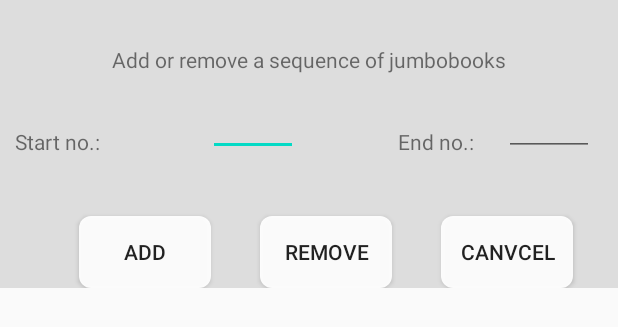
After one commit to zaifrun/DialogFragmentDemoKotlinNew, an Android app: the layout addrange_dialog.xml on its own in the app's theme, with its tools: preview values and no code run, on a phone screen of 412 x 824 dp. The commit adds this screen. Shown: the top 327 px of the screen. Run offline under Robolectric (Android 15) with nearby library versions, the phone set to English and light mode, and no system bars.

Commit message:
Added custom dialog example

```diff
--- /dev/null
+++ b/app/src/main/res/drawable/roundbutton.xml
@@ -0,0 +1,8 @@
+<?xml version="1.0" encoding="utf-8"?>
+<shape xmlns:android="http://schemas.android.com/apk/res/android" android:shape="rectangle">
+    <solid android:color="#eeffffff" />
+    <corners android:bottomRightRadius="8dp"
+        android:bottomLeftRadius="8dp"
+        android:topRightRadius="8dp"
+        android:topLeftRadius="8dp"/>
+</shape>
--- /dev/null
+++ b/app/src/main/res/layout/addrange_dialog.xml
@@ -0,0 +1,103 @@
+<?xml version="1.0" encoding="utf-8"?>
+<androidx.constraintlayout.widget.ConstraintLayout xmlns:android="http://schemas.android.com/apk/res/android"
+    xmlns:app="http://schemas.android.com/apk/res-auto"
+    xmlns:tools="http://schemas.android.com/tools"
+    android:layout_width="match_parent"
+    android:layout_height="wrap_content"
+    android:layout_marginBottom="10dp"
+    android:background="@color/gray">
+
+
+    <Button
+        android:id="@+id/addButton"
+        android:layout_width="wrap_content"
+        android:layout_height="wrap_content"
+        android:layout_marginStart="30dp"
+        android:layout_marginTop="40dp"
+        android:layout_marginBottom="20dp"
+        android:layout_marginEnd="10dp"
+        android:background="@drawable/roundbutton"
+        android:text="@string/tilf_j"
+        app:layout_constraintEnd_toStartOf="@+id/removeButton"
+        app:layout_constraintStart_toStartOf="parent"
+        app:layout_constraintTop_toBottomOf="@+id/textView" />
+
+    <Button
+        android:id="@+id/removeButton"
+        android:layout_width="wrap_content"
+        android:layout_height="wrap_content"
+        android:layout_marginBottom="20dp"
+        android:layout_marginEnd="10dp"
+        android:background="@drawable/roundbutton"
+        android:text="@string/fjern"
+        app:layout_constraintBottom_toBottomOf="@+id/addButton"
+        app:layout_constraintEnd_toStartOf="@+id/cancelButton"
+        app:layout_constraintStart_toEndOf="@+id/addButton"
+        app:layout_constraintTop_toTopOf="@+id/addButton"
+        app:layout_constraintVertical_bias="0.0" />
+
+    <Button
+        android:id="@+id/cancelButton"
+        android:layout_width="wrap_content"
+        android:layout_height="wrap_content"
+        android:layout_marginEnd="30dp"
+        android:background="@drawable/roundbutton"
+        android:text="@string/fortryd"
+        app:layout_constraintBottom_toBottomOf="@id/removeButton"
+        app:layout_constraintEnd_toEndOf="parent"
+        app:layout_constraintTop_toTopOf="@+id/removeButton" />
+
+    <TextView
+        android:id="@+id/textView"
+        android:layout_width="wrap_content"
+        android:layout_height="wrap_content"
+        android:layout_marginStart="10dp"
+        android:layout_marginTop="35dp"
+        android:text="@string/start_nr"
+        app:layout_constraintStart_toStartOf="parent"
+        app:layout_constraintTop_toBottomOf="@+id/textView3" />
+
+    <TextView
+        android:id="@+id/textView2"
+        android:layout_width="wrap_content"
+        android:layout_height="wrap_content"
+        android:layout_marginEnd="20dp"
+        android:text="@string/slut_nr"
+        app:layout_constraintBottom_toBottomOf="@+id/textView"
+        app:layout_constraintEnd_toStartOf="@+id/editTextSlut"
+        app:layout_constraintTop_toTopOf="@+id/textView" />
+
+    <TextView
+        android:id="@+id/textView3"
+        android:layout_width="wrap_content"
+        android:layout_height="wrap_content"
+        android:layout_marginTop="30dp"
+        android:text="@string/tilf_j_eller_fjern_en_sekvens_af_jumbob_ger"
+        app:layout_constraintEnd_toEndOf="parent"
+        app:layout_constraintStart_toStartOf="parent"
+        app:layout_constraintTop_toTopOf="parent" />
+
+    <EditText
+        android:id="@+id/editTextStart"
+        android:layout_width="60dp"
+        android:layout_height="42dp"
+        android:layout_marginStart="5dp"
+        android:ems="10"
+        android:inputType="number"
+        android:maxLength="3"
+        app:layout_constraintBottom_toBottomOf="@+id/textView"
+        app:layout_constraintEnd_toStartOf="@+id/textView2"
+        app:layout_constraintStart_toEndOf="@+id/textView" />
+
+    <EditText
+        android:id="@+id/editTextSlut"
+        android:layout_width="60dp"
+        android:layout_height="42dp"
+        android:layout_marginEnd="16dp"
+        android:ems="10"
+        android:inputType="number"
+        android:maxLength="3"
+        app:layout_constraintBottom_toBottomOf="@+id/editTextStart"
+        app:layout_constraintEnd_toEndOf="parent"
+        app:layout_constraintTop_toTopOf="@+id/editTextStart" />
+</androidx.constraintlayout.widget.ConstraintLayout>
--- a/app/src/main/res/values/colors.xml
+++ b/app/src/main/res/values/colors.xml
@@ -3,4 +3,7 @@
     <color name="colorPrimary">#6200EE</color>
     <color name="colorPrimaryDark">#3700B3</color>
     <color name="colorAccent">#03DAC5</color>
+    <color name="gray">#DDDDDD</color>
+    <color name="white">#FFFFFF</color>
+    <color name="checkboxcolor">#00DD00</color>
 </resources>
--- a/app/src/main/res/values/strings.xml
+++ b/app/src/main/res/values/strings.xml
@@ -7,4 +7,22 @@
     <string name="no">No</string>
     <string name="data">My valuable data</string>
     <string name="delete_data">Delete data</string>
+    <string name="more_complicated_dialog">More complicated dialog</string>
+
+
+    <string name="add_remove_range">Add or remove several</string>
+    <string name="fortryd">Canvcel</string>
+    <string name="fjern">Remove</string>
+    <string name="tilf_j">Add</string>
+    <string name="start_nr">Start no.:</string>
+    <string name="slut_nr">End no.:</string>
+    <string name="tilf_j_eller_fjern_en_sekvens_af_jumbob_ger">
+        Add or remove a sequence of jumbobooks</string>
+
+    <string name="no_negative_numbers"> Cannot be negative numbers</string>
+    <string name="end_number_bigger_than_start"> End number cannot be less than starting number </string>
+    <string name ="illegal_search">You must either input a jumbobook nr such as 123 , a year or a title text to search for
+    </string>
+
+    <string name="dialog_remove_add_title">Remove/add range to collection</string>
 </resources>
```
Also changed, not shown: app/src/main/java/org/pondar/dialogfragmentdemokotlinnew/AddRangeDialog.kt (added, +73 -0 lines), app/src/main/java/org/pondar/dialogfragmentdemokotlinnew/MainActivity.kt (+24 -1 lines), app/src/main/res/layout/activity_main.xml (+7 -0 lines).
